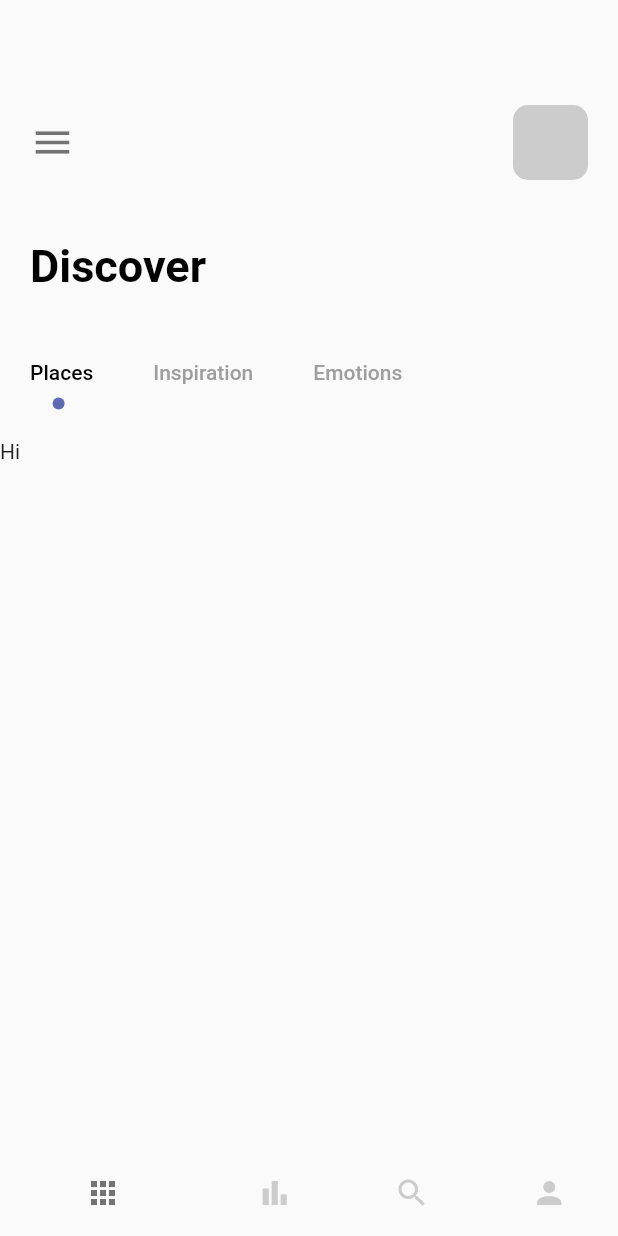
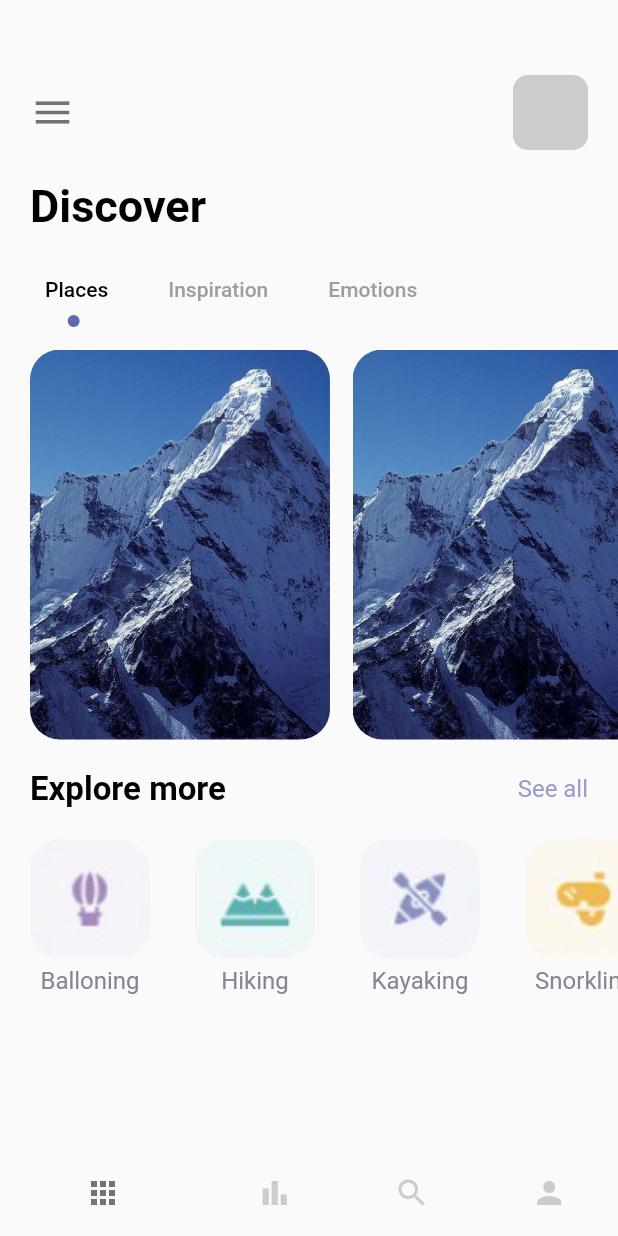
Before and after one commit to ThePenez/Flutter-Cubit-State-Managment-App, a Flutter app: the screen it shows after launch, on a phone screen of 412 x 824 dp. Run offline on Flutter 3.47's test engine with Material 2 defaults, Android fonts, the phone set to English and light mode, and no system bars.

Commit message:
Home page UI layout finished

```diff
--- a/lib/pages/nav_pages/home_page.dart
+++ b/lib/pages/nav_pages/home_page.dart
@@ -1,6 +1,7 @@
 import 'package:flutter/material.dart';
 import 'package:flutter_cubit/misc/colors.dart';
 import 'package:flutter_cubit/widgets/app_large_text.dart';
+import 'package:flutter_cubit/widgets/app_text.dart';
 
 class HomePage extends StatefulWidget {
   const HomePage({Key? key}) : super(key: key);
@@ -10,6 +11,13 @@ class HomePage extends StatefulWidget {
 }
 
 class _HomePageState extends State<HomePage> with TickerProviderStateMixin {
+  var images = {
+    "balloning.png": "Balloning",
+    "hiking.png": "Hiking",
+    "kayaking.png": "Kayaking",
+    "snorkling.png": "Snorkling"
+  };
+
   @override
   Widget build(BuildContext context) {
     TabController _tabController = TabController(length: 3, vsync: this);
@@ -20,7 +28,7 @@ class _HomePageState extends State<HomePage> with TickerProviderStateMixin {
         children: [
           //MENU TEXT
           Container(
-            padding: const EdgeInsets.only(top: 70, left: 20),
+            padding: const EdgeInsets.only(top: 50, left: 20),
             child: Row(
               children: [
                 const Icon(Icons.menu, size: 30, color: Colors.black54),
@@ -37,15 +45,16 @@ class _HomePageState extends State<HomePage> with TickerProviderStateMixin {
               ],
             ),
           ),
-          const SizedBox(height: 40),
+          const SizedBox(height: 20),
           //DISCOVER TEXT
           Container(
             margin: const EdgeInsets.only(left: 20),
             child: const AppLargeText(text: "Discover"),
           ),
-          const SizedBox(height: 30),
+          const SizedBox(height: 15),
           //TAB BAR
           Container(
+            margin: const EdgeInsets.only(left: 10),
             child: Align(
               alignment: Alignment.centerLeft,
               child: TabBar(
@@ -65,18 +74,85 @@ class _HomePageState extends State<HomePage> with TickerProviderStateMixin {
               ),
             ),
           ),
-          const SizedBox(height: 20),
-          SizedBox(
-            height: 300,
+          const SizedBox(height: 5),
+          //TAB BAR VIEW
+          Container(
+            padding: const EdgeInsets.only(left: 20),
+            height: 270,
             width: double.maxFinite,
             child: TabBarView(
               controller: _tabController,
-              children: const [
-                Text("Hi"),
-                Text("There"),
-                Text("Bye"),
+              children: [
+                ListView.builder(
+                  itemCount: 3,
+                  scrollDirection: Axis.horizontal,
+                  itemBuilder: (BuildContext context, int index) {
+                    return Container(
+                        margin: const EdgeInsets.only(right: 15, top: 10),
+                        width: 200,
+                        height: 300,
+                        decoration: BoxDecoration(
+                            borderRadius: BorderRadius.circular(20),
+                            color: Colors.white,
+                            image: const DecorationImage(
+                              image: AssetImage("img/mountain.jpeg"),
+                              fit: BoxFit.cover,
+                            )));
+                  },
+                ),
+                const Text("There"),
+                const Text("Bye"),
               ],
             ),
+          ),
+          const SizedBox(height: 20),
+          //EXPLORE MORE TEXT
+          Container(
+            margin: const EdgeInsets.only(left: 20, right: 20),
+            child: Row(
+              mainAxisAlignment: MainAxisAlignment.spaceBetween,
+              children: const [
+                AppLargeText(text: "Explore more", textSize: 22),
+                AppText(text: "See all", color: AppColors.textColor1),
+              ],
+            ),
+          ),
+          const SizedBox(height: 20),
+          Container(
+            height: 120,
+            width: double.maxFinite,
+            margin: const EdgeInsets.only(left: 20),
+            child: ListView.builder(
+                itemCount: 4,
+                scrollDirection: Axis.horizontal,
+                itemBuilder: (_, index) {
+                  return Container(
+                    margin: const EdgeInsets.only(right: 30),
+                    child: Column(
+                      children: [
+                        Container(
+                            //margin: const EdgeInsets.only(right: 50),
+                            width: 80,
+                            height: 80,
+                            decoration: BoxDecoration(
+                                borderRadius: BorderRadius.circular(20),
+                                color: Colors.white,
+                                image: DecorationImage(
+                                  image: AssetImage(
+                                      "img/" + images.keys.elementAt(index)),
+                                  fit: BoxFit.cover,
+                                ))),
+                        SizedBox(height: 5),
+                        Container(
+                          child: AppText(
+                            text: images.values.elementAt(index),
+                            color: AppColors.textColor2,
+                          ),
+                        )
+                      ],
+                    ),
+                  );
+                }),
           )
         ],
       ),
```
